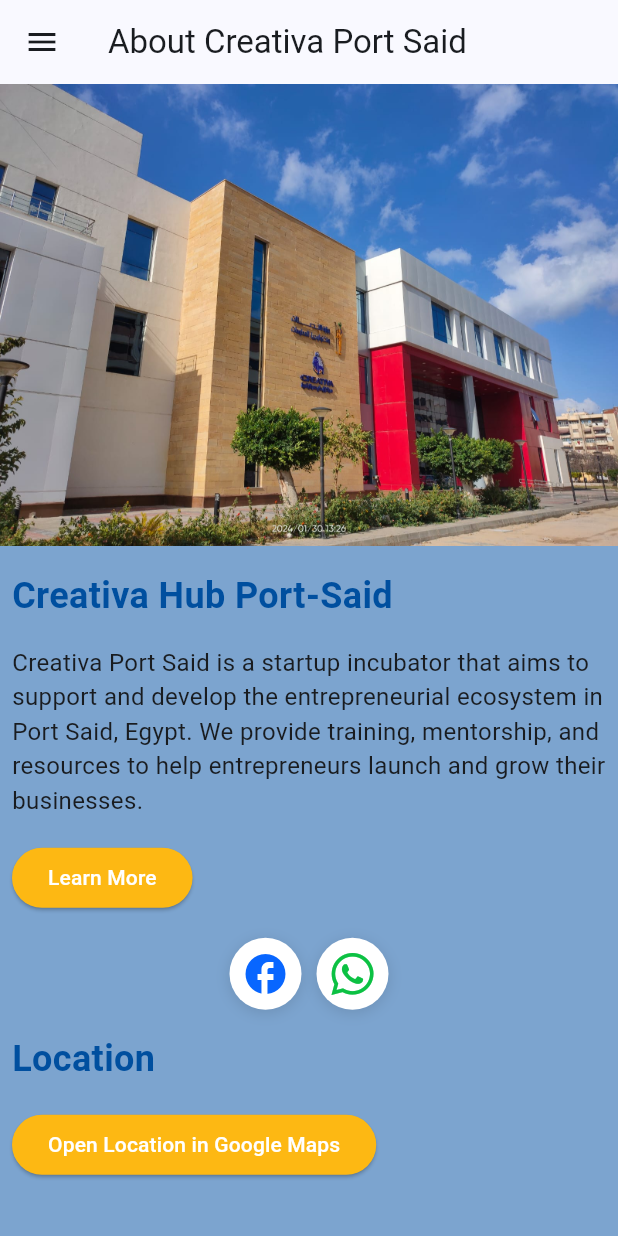
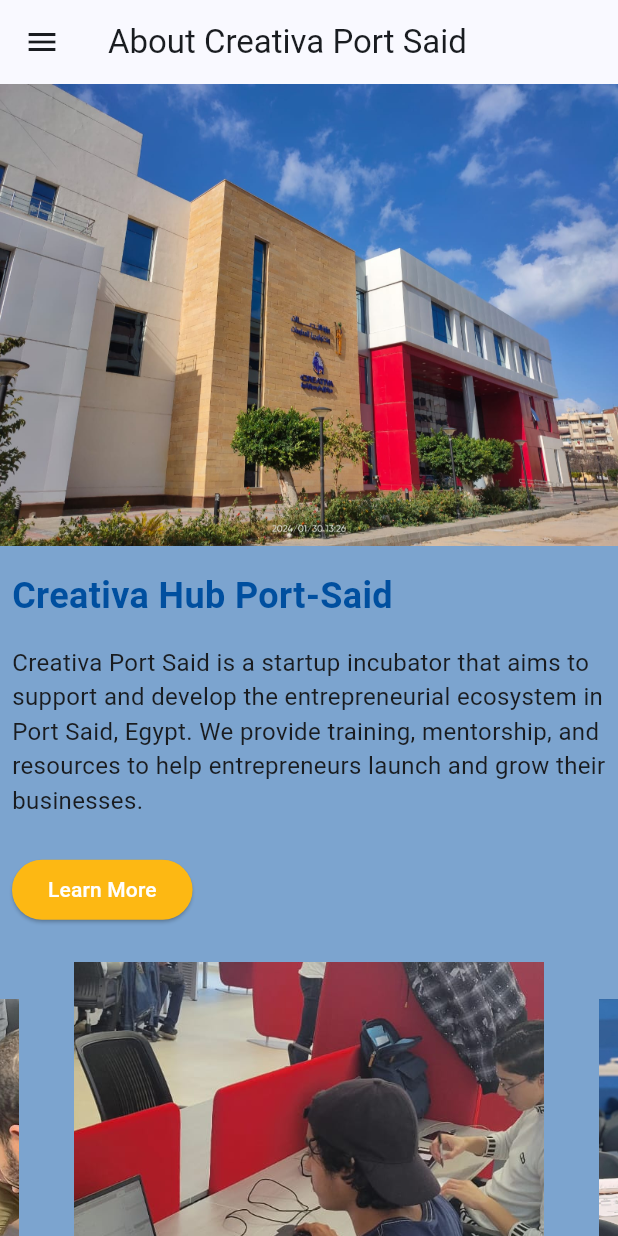
Before and after one commit to OmarSanad3/creativa-port-said-flutter-app, a Flutter app: the screen it shows after launch, on a phone screen of 412 x 824 dp. Run offline on Flutter 3.47's test engine with Material 3 defaults, Android fonts, the light colour scheme and no system bars; drawn by our look-alikes of carousel_slider; our stand-ins replace cloud_firestore, firebase_auth, firebase_core, font_awesome_flutter; missing offline and left inert: qr_code_scanner; accounts and stored records are empty.

Commit message:
Added the image slider to the about creative screen

```diff
--- a/lib/widgets/screens/about_creativa_screen.dart
+++ b/lib/widgets/screens/about_creativa_screen.dart
@@ -1,4 +1,6 @@
+import 'package:creative_portsaid/data/images_in_the_slider.dart';
 import 'package:creative_portsaid/main.dart';
+import 'package:creative_portsaid/widgets/screens/sliding_subpage.dart';
 import 'package:flutter/material.dart';
 import 'package:font_awesome_flutter/font_awesome_flutter.dart';
 import 'package:url_launcher/url_launcher.dart';
@@ -55,6 +57,7 @@
                 ),
               ),
             ),
+            const SizedBox(height: 8),
             Padding(
               padding: const EdgeInsets.all(8),
               child: ElevatedButton(
@@ -72,6 +75,10 @@
               ),
             ),
             const SizedBox(height: 8),
+            SlidingSubpage(
+              images: imagesInTheSlider,
+            ),
+            const SizedBox(height: 50),
             Row(
               mainAxisAlignment: MainAxisAlignment.center,
               crossAxisAlignment: CrossAxisAlignment.center,
```
